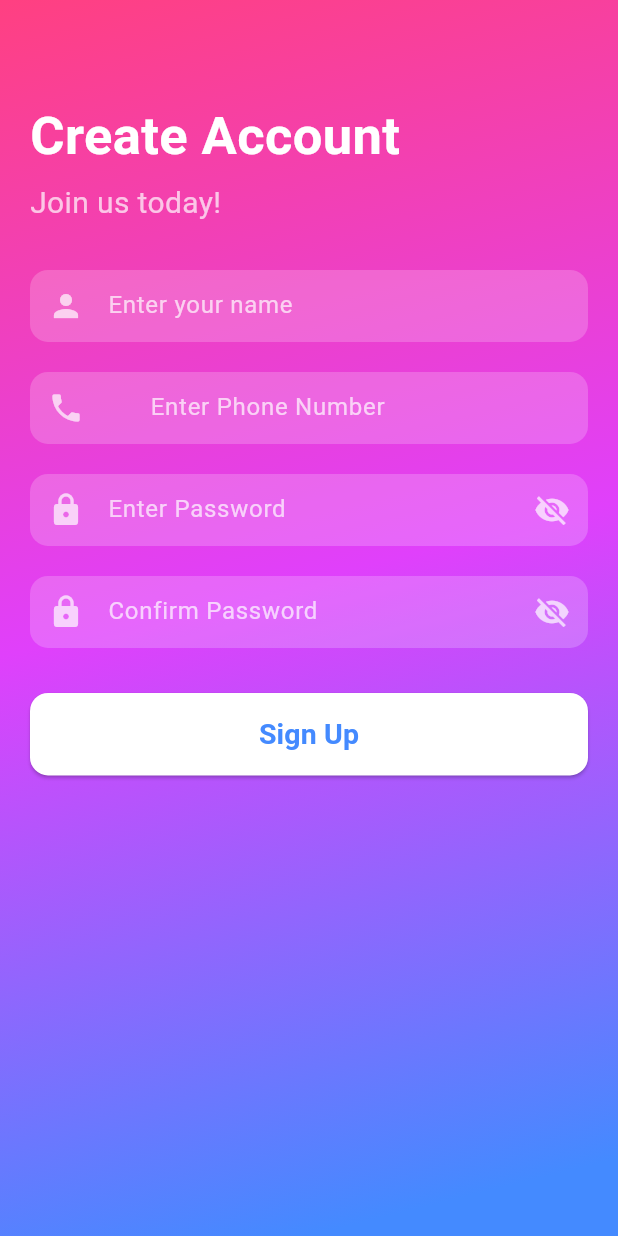
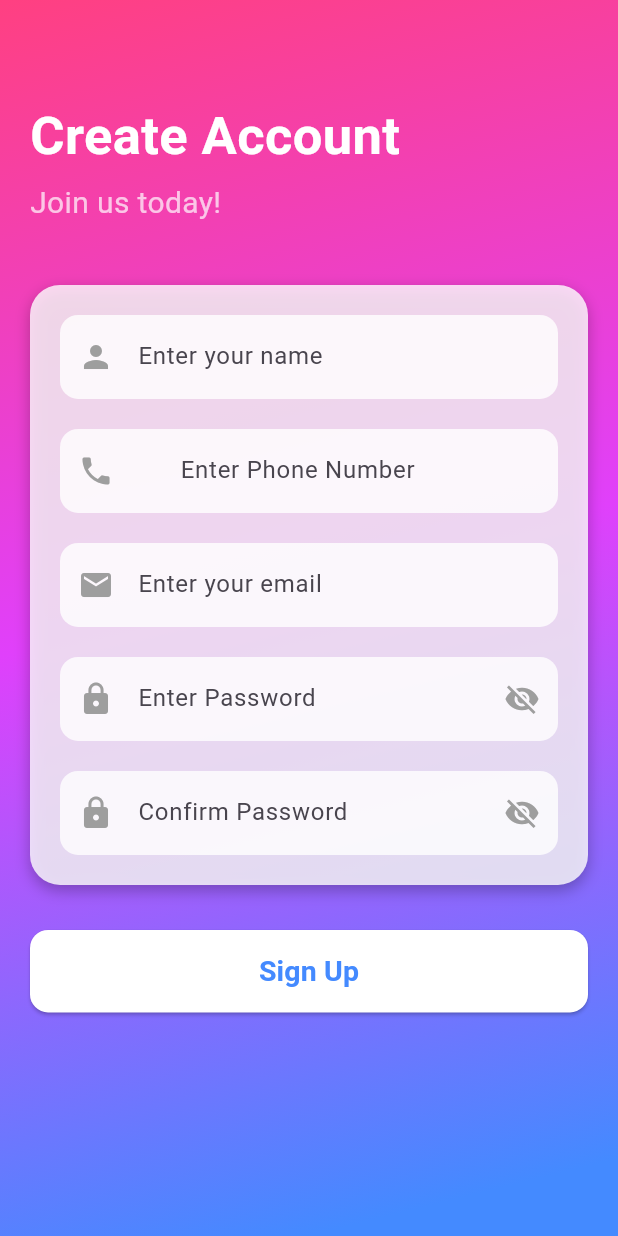
Before and after one commit to Theekshana1999/Social-Media-App, a Flutter app: the screen it shows after launch, on a phone screen of 412 x 824 dp. Run offline on Flutter 3.47's test engine with Material 3 defaults, Android fonts, the phone set to English and light mode, and no system bars; our stand-ins replace font_awesome_flutter.

Commit message:
update screen up

```diff
--- a/lib/Screen/signup_screen.dart
+++ b/lib/Screen/signup_screen.dart
@@ -15,7 +15,9 @@ class _SignUpScreenState extends State<SignUpScreen> {
   final TextEditingController _phoneController = TextEditingController();
   final TextEditingController _confirmPasswordController =
       TextEditingController();
+
   bool _obscurePassword = true;
+
   @override
   Widget build(BuildContext context) {
     return Scaffold(
@@ -23,7 +25,7 @@ class _SignUpScreenState extends State<SignUpScreen> {
         child: Container(
           height: MediaQuery.of(context).size.height,
           width: MediaQuery.of(context).size.width,
-          decoration: BoxDecoration(
+          decoration: const BoxDecoration(
             gradient: LinearGradient(
               colors: [
                 Colors.pinkAccent,
@@ -57,24 +59,37 @@ class _SignUpScreenState extends State<SignUpScreen> {
                     'Join us today!',
                     style: TextStyle(color: Colors.white70, fontSize: 20),
                   ),
-                  const SizedBox(height: 30),
+                  const SizedBox(height: 40),
 
+                  // ✅ White Background Form Container
+                  Container(
+                    width: double.infinity,
+                    padding: const EdgeInsets.all(20),
+                    decoration: BoxDecoration(
+                      color: Colors.white.withOpacity(0.80),
+                      borderRadius: BorderRadius.circular(20),
+                      boxShadow: [
+                        BoxShadow(
+                          color: Colors.black26,
+                          blurRadius: 8,
+                          offset: const Offset(0, 4),
+                        ),
+                      ],
+                    ),
+                    child: Column(
+                      children: [
+                        // Name
                         TextField(
                           controller: _nameController,
-                    style: const TextStyle(color: Colors.white),
+                          style: const TextStyle(color: Colors.black),
                           decoration: InputDecoration(
                             prefixIcon: const Icon(
                               Icons.person,
-                        color: Colors.white70,
+                              color: Colors.grey,
                             ),
                             hintText: 'Enter your name',
-                      hintStyle: const TextStyle(color: Colors.white70),
                             filled: true,
-                      fillColor: Colors.white.withOpacity(0.2),
-                      contentPadding: const EdgeInsets.symmetric(
-                        horizontal: 10,
-                        vertical: 10,
-                      ),
+                            fillColor: Colors.white.withOpacity(0.8),
                             border: OutlineInputBorder(
                               borderRadius: BorderRadius.circular(12),
                               borderSide: BorderSide.none,
@@ -83,48 +98,70 @@ class _SignUpScreenState extends State<SignUpScreen> {
                           keyboardType: TextInputType.text,
                         ),
                         const SizedBox(height: 20),
+
+                        // Phone
                         TextField(
                           controller: _phoneController,
                           keyboardType: TextInputType.phone,
-                    style: const TextStyle(color: Colors.white),
+                          style: const TextStyle(color: Colors.black),
                           decoration: InputDecoration(
                             prefixIcon: const Icon(
                               Icons.phone,
-                        color: Colors.white70,
+                              color: Colors.grey,
                             ),
-                      prefixText: '+94 ', // example country code for Sri Lanka
+                            prefixText: '+94 ',
                             prefixStyle: const TextStyle(
-                        color: Colors.white70,
+                              color: Colors.black,
                               fontWeight: FontWeight.bold,
                             ),
                             hintText: 'Enter Phone Number',
-                      hintStyle: const TextStyle(color: Colors.white70),
                             filled: true,
-                      fillColor: Colors.white.withOpacity(0.2),
-                      contentPadding: const EdgeInsets.symmetric(
-                        horizontal: 10,
-                        vertical: 10,
-                      ),
+                            fillColor: Colors.white.withOpacity(0.8),
                             border: OutlineInputBorder(
                               borderRadius: BorderRadius.circular(12),
                               borderSide: BorderSide.none,
                             ),
                           ),
                         ),
+                        const SizedBox(height: 20),
 
+                        // Email
+                        TextField(
+                          controller: _emailController,
+                          keyboardType: TextInputType.emailAddress,
+                          style: const TextStyle(color: Colors.black),
+                          decoration: InputDecoration(
+                            prefixIcon: const Icon(
+                              Icons.email,
+                              color: Colors.grey,
+                            ),
+                            hintText: 'Enter your email',
+                            filled: true,
+                            fillColor: Colors.white.withOpacity(0.8),
+                            border: OutlineInputBorder(
+                              borderRadius: BorderRadius.circular(12),
+                              borderSide: BorderSide.none,
+                            ),
+                          ),
+                        ),
                         const SizedBox(height: 20),
+
+                        // Password
                         TextField(
                           controller: _passwordController,
                           obscureText: _obscurePassword,
-                    style: const TextStyle(color: Colors.white),
+                          style: const TextStyle(color: Colors.black),
                           decoration: InputDecoration(
-                      prefixIcon: const Icon(Icons.lock, color: Colors.white70),
+                            prefixIcon: const Icon(
+                              Icons.lock,
+                              color: Colors.grey,
+                            ),
                             suffixIcon: IconButton(
                               icon: Icon(
                                 _obscurePassword
                                     ? Icons.visibility_off
                                     : Icons.visibility,
-                          color: Colors.white70,
+                                color: Colors.grey,
                               ),
                               onPressed: () {
                                 setState(() {
@@ -133,13 +170,8 @@ class _SignUpScreenState extends State<SignUpScreen> {
                               },
                             ),
                             hintText: 'Enter Password',
-                      hintStyle: const TextStyle(color: Colors.white70),
                             filled: true,
-                      fillColor: Colors.white.withOpacity(0.2),
-                      contentPadding: const EdgeInsets.symmetric(
-                        horizontal: 10,
-                        vertical: 10,
-                      ),
+                            fillColor: Colors.white.withOpacity(0.8),
                             border: OutlineInputBorder(
                               borderRadius: BorderRadius.circular(12),
                               borderSide: BorderSide.none,
@@ -147,19 +179,23 @@ class _SignUpScreenState extends State<SignUpScreen> {
                           ),
                         ),
                         const SizedBox(height: 20),
+
+                        // Confirm Password
                         TextField(
                           controller: _confirmPasswordController,
                           obscureText: _obscurePassword,
-                    style: const TextStyle(color: Colors.white),
+                          style: const TextStyle(color: Colors.black),
                           decoration: InputDecoration(
-                      prefixIcon: const Icon(Icons.lock, color: Colors.white70),
-
+                            prefixIcon: const Icon(
+                              Icons.lock,
+                              color: Colors.grey,
+                            ),
                             suffixIcon: IconButton(
                               icon: Icon(
                                 _obscurePassword
                                     ? Icons.visibility_off
                                     : Icons.visibility,
-                          color: Colors.white70,
+                                color: Colors.grey,
                               ),
                               onPressed: () {
                                 setState(() {
@@ -168,20 +204,21 @@ class _SignUpScreenState extends State<SignUpScreen> {
                               },
                             ),
                             hintText: 'Confirm Password',
-                      hintStyle: const TextStyle(color: Colors.white70),
                             filled: true,
-                      fillColor: Colors.white.withOpacity(0.2),
-                      contentPadding: const EdgeInsets.symmetric(
-                        horizontal: 10,
-                        vertical: 10,
-                      ),
+                            fillColor: Colors.white.withOpacity(0.8),
                             border: OutlineInputBorder(
                               borderRadius: BorderRadius.circular(12),
                               borderSide: BorderSide.none,
                             ),
                           ),
                         ),
+                      ],
+                    ),
+                  ),
+
                   const SizedBox(height: 30),
+
+                  // Sign Up Button
                   SizedBox(
                     width: double.infinity,
                     height: 55,
@@ -189,7 +226,10 @@ class _SignUpScreenState extends State<SignUpScreen> {
                       onPressed: () {
                         String name = _nameController.text.trim();
                         String phone = _phoneController.text.trim();
+                        String email = _emailController.text.trim();
                         String password = _passwordController.text;
+                        String confirmPassword =
+                            _confirmPasswordController.text;
 
                         // Basic validation
                         if (name.isEmpty) {
@@ -208,6 +248,14 @@ class _SignUpScreenState extends State<SignUpScreen> {
                           );
                           return;
                         }
+                        if (email.isEmpty) {
+                          ScaffoldMessenger.of(context).showSnackBar(
+                            const SnackBar(
+                              content: Text('Please enter your email'),
+                            ),
+                          );
+                          return;
+                        }
                         if (password.isEmpty) {
                           ScaffoldMessenger.of(context).showSnackBar(
                             const SnackBar(
@@ -216,13 +264,21 @@ class _SignUpScreenState extends State<SignUpScreen> {
                           );
                           return;
                         }
+                        if (password != confirmPassword) {
+                          ScaffoldMessenger.of(context).showSnackBar(
+                            const SnackBar(
+                              content: Text('Passwords do not match'),
+                            ),
+                          );
+                          return;
+                        }
 
                         // All fields are valid
                         debugPrint('Name: $name');
                         debugPrint('Phone: $phone');
+                        debugPrint('Email: $email');
                         debugPrint('Password: $password');
 
-                        // Here you can call your API or Firebase auth to register the user
                         ScaffoldMessenger.of(context).showSnackBar(
                           const SnackBar(content: Text('Sign Up Successful!')),
                         );
@@ -243,8 +299,6 @@ class _SignUpScreenState extends State<SignUpScreen> {
                       ),
                     ),
                   ),
-
-                  // Additional UI elements for sign-up can be added here
                 ],
               ),
             ),
```
Lines whose indentation alone changed are shown as unchanged.
